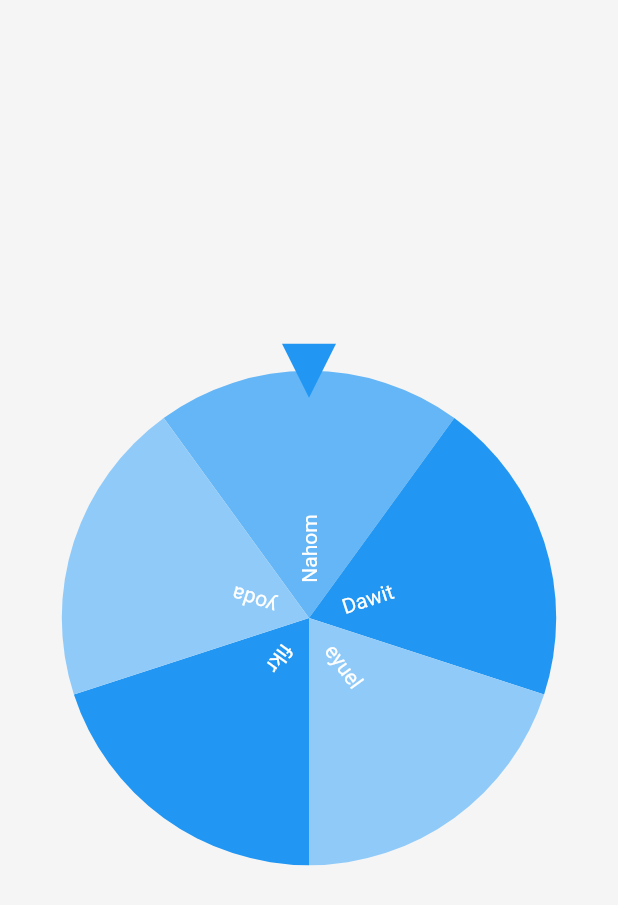
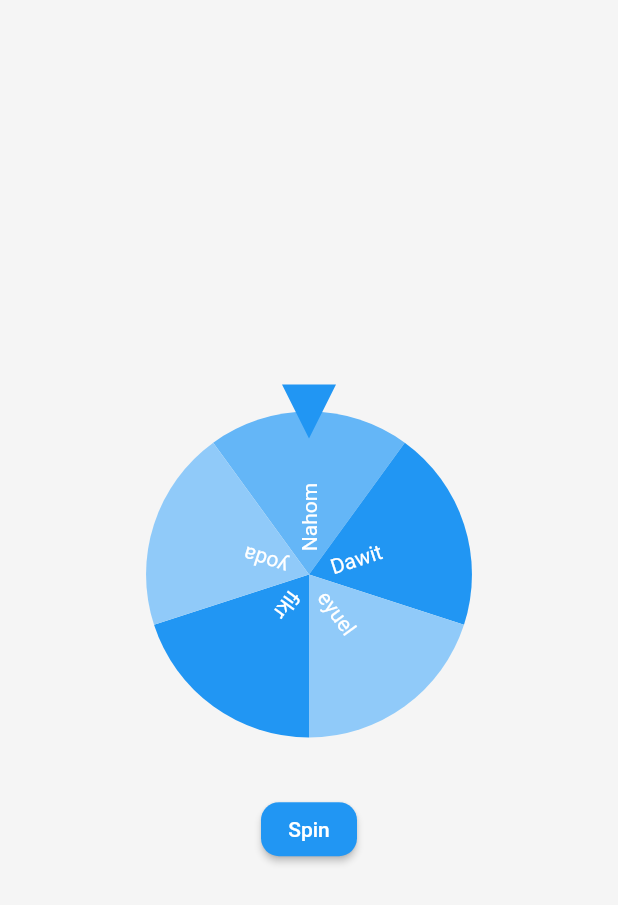
Before and after one commit to anonymousdomain/equb, a Flutter app: the FourtuinWheel screen opened directly, on a phone screen of 412 x 824 dp. Shown: the top 905 px of the screen. Run offline on Flutter 3.47's test engine with Material 2 defaults, Android fonts, the phone set to English and light mode, and no system bars; drawn by our look-alikes of flutter_fortune_wheel; our stand-ins replace cloud_firestore, connectivity_plus, country_code_picker, firebase_auth, firebase_core, firebase_storage and 5 more; missing offline and left inert: firebase_app_check; accounts and stored records are empty.

Commit message:
remark project setup on ubuntu ,spin fixed

```diff
--- a/lib/screens/equbGroup/fourtuin_teller.dart
+++ b/lib/screens/equbGroup/fourtuin_teller.dart
@@ -3,20 +3,8 @@ import 'dart:async';
 import 'package:flutter/material.dart';
 import 'package:flutter_fortune_wheel/flutter_fortune_wheel.dart';
 
-// class FourtuinApp extends StatelessWidget {
-//   const FourtuinApp({super.key});
-
-//   @override
-//   Widget build(BuildContext context) {
-//     return MaterialApp(
-//       title: 'fortune',
-//       home:FourtuinWheel(),
-//     );
-//   }
-// }
-
 class FourtuinWheel extends StatefulWidget {
-  const FourtuinWheel({super.key});
+  const FourtuinWheel({Key? key}) : super(key: key);
 
   @override
   State<FourtuinWheel> createState() => _FourtuinWheelState();
@@ -35,27 +23,44 @@ class _FourtuinWheelState extends State<FourtuinWheel> {
   Widget build(BuildContext context) {
     final items = <String>['Nahom', 'Dawit', 'eyuel', 'fikr', 'yoda'];
     return Scaffold(
-      body: GestureDetector(
-        onTap: () {
-          setState(() {
-            selected.add(Fortune.randomItem(items as Iterable<int>));
-          });
-        },
+      body: Center(
+        child: SizedBox(
+          height: MediaQuery.of(context).size.width * 0.8,
           child: Column(
             children: [
               Expanded(
                 child: FortuneWheel(
+                  animateFirst: false,
                   physics: CircularPanPhysics(
                     duration: Duration(seconds: 1),
-                        curve: Curves.decelerate),
-                    onFling: () {
-                      selected.add(1);
-                    },
+                    curve: Curves.decelerate,
+                  ),
                   selected: selected.stream,
                   items: [
-                  for (var it in items) FortuneItem(child: Text(it))
-                ]))
+                    for (var it in items) FortuneItem(child: Text(it)),
                   ],
+                ),
+              ),
+              SizedBox(
+                height: 10,
+              ),
+              ElevatedButton(
+                onPressed: () {
+                  setState(() {
+                    selected.add(Fortune.randomInt(0, items.length));
+                  });
+                },
+                style: ElevatedButton.styleFrom(
+                  primary: Colors.blue,
+                  padding: EdgeInsets.all(8),
+                  shape: RoundedRectangleBorder(
+                    borderRadius: BorderRadius.circular(12),
+                  ),
+                ),
+                child: Text('Spin'),
+              ),
+            ],
+          ),
         ),
       ),
     );
--- a/lib/screens/equbGroup/group_detail.dart
+++ b/lib/screens/equbGroup/group_detail.dart
@@ -146,7 +146,7 @@ class CustomGRoupCard extends StatelessWidget {
     super.key,
   });
   final String text;
-  void Function() ontap;
+   Function() ontap;
   @override
   Widget build(BuildContext context) {
     return Card(
--- a/pubspec.yaml
+++ b/pubspec.yaml
@@ -56,6 +56,7 @@ dependencies:
   uuid: ^3.0.7
   intl: ^0.17.0
   flutter_fortune_wheel: ^1.2.0
+  rxdart: ^0.27.7
   # The following adds the Cupertino Icons font to your application.
   # Use with the CupertinoIcons class for iOS style icons.
 
```
Also changed, not shown: pubspec.lock. Lines whose indentation alone changed are shown as unchanged.
